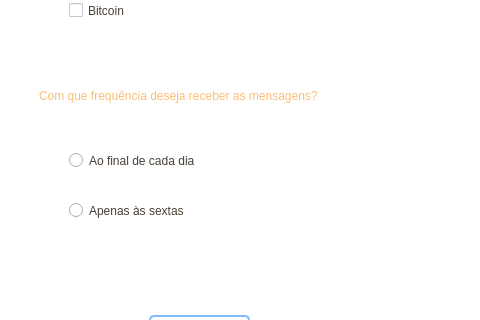
Qt form GoldCoinsTelaSMS.ui (goldcoinsenac/goldcoin) before a commit; both pictures show x 0 to 480 and y 394 to 714 of the 1005 by 840 pixel window.
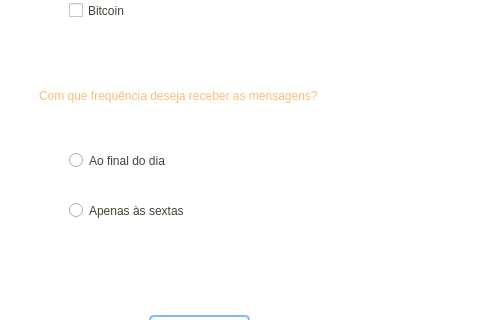
The same form after that commit. Icons and pictures are not drawn.

The edit to the form file:
```diff
--- a/GoldCoinsTelaSMS.ui
+++ b/GoldCoinsTelaSMS.ui
@@ -346,7 +346,7 @@
 </string>
           </property>
           <property name="text">
-           <string>Ao final de cada dia</string>
+           <string>Ao final do dia</string>
           </property>
          </widget>
          <widget class="QRadioButton" name="radioButton_2">
```
Left out of the diff: 10 changed lines with no effect on the pictures.
